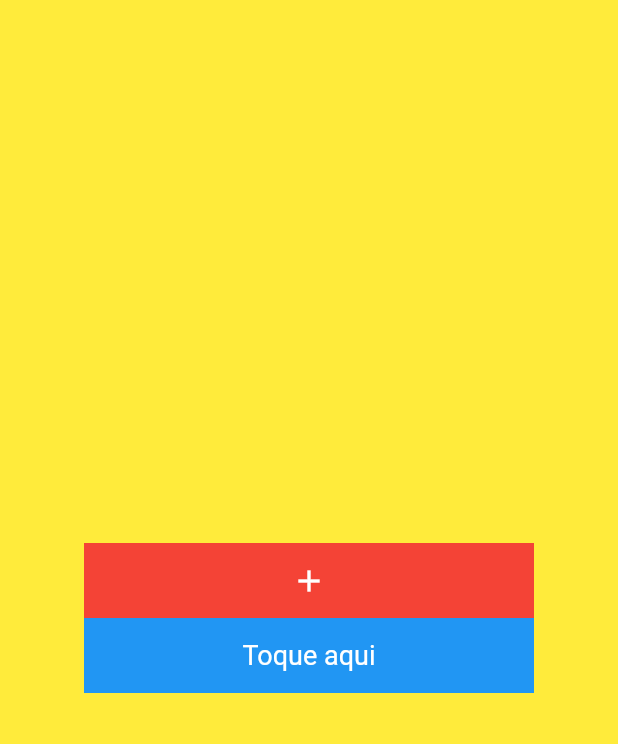
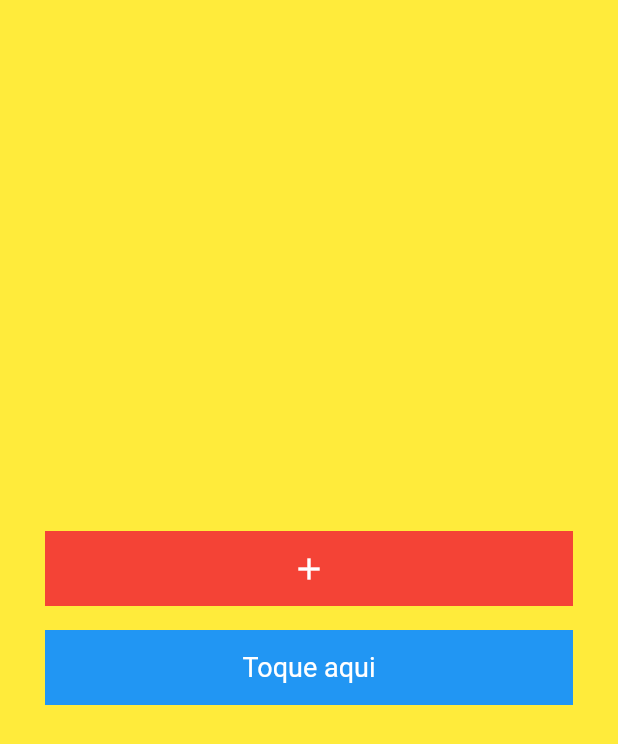
Before and after one commit to gesse-fernandes/05CatalogoWidget, a Flutter app: the screen it shows after launch, on a phone screen of 412 x 824 dp. Shown: the top 744 px of the screen. Run offline on Flutter 3.47's test engine with Material 2 defaults, Android fonts, the phone set to English and light mode, and no system bars.

Commit message:
aulas de padding symetric, only e all

```diff
--- a/lib/main.dart
+++ b/lib/main.dart
@@ -32,6 +32,13 @@ class MyApp extends StatelessWidget {
                 color: Colors.red,
               )*/
               ButtonIcon(),
+              //Container(
+              // height: 30,
+              //),
+              /*SizedBox(
+                height: 20,
+              ),*/
+
               ButtonText(),
             ],
           ),
@@ -48,7 +55,7 @@ class HomeWidget extends StatelessWidget {
   Widget build(BuildContext context) {
     return Center(
       child: Container(
-        width: 350,
+        width: double.infinity,
         height: 50,
         color: Colors.red,
         alignment: Alignment.center,
@@ -72,13 +79,16 @@ class ButtonIcon extends StatelessWidget {
 
   @override
   Widget build(BuildContext context) {
-    return Container(
-      width: 300,
+    return Padding(
+      padding: const EdgeInsets.symmetric(vertical: 8, horizontal: 30),
+      child: Container(
+        width: double.infinity,
         height: 50,
         color: Colors.red,
         child: Icon(
           Icons.add,
           color: Colors.white,
+        ),
       ),
     );
   }
@@ -89,8 +99,10 @@ class ButtonText extends StatelessWidget {
 
   @override
   Widget build(BuildContext context) {
-    return Container(
-      width: 300,
+    return Padding(
+      padding: const EdgeInsets.symmetric(vertical: 8, horizontal: 30),
+      child: Container(
+        width: double.infinity,
         height: 50,
         color: Colors.blue,
         alignment: Alignment.center,
@@ -98,6 +110,7 @@ class ButtonText extends StatelessWidget {
           "Toque aqui",
           style: TextStyle(color: Colors.white, fontSize: 18),
         ),
+      ),
     );
   }
 }
```
Also changed, not shown: pubspec.lock. Lines whose indentation alone changed are shown as unchanged.
